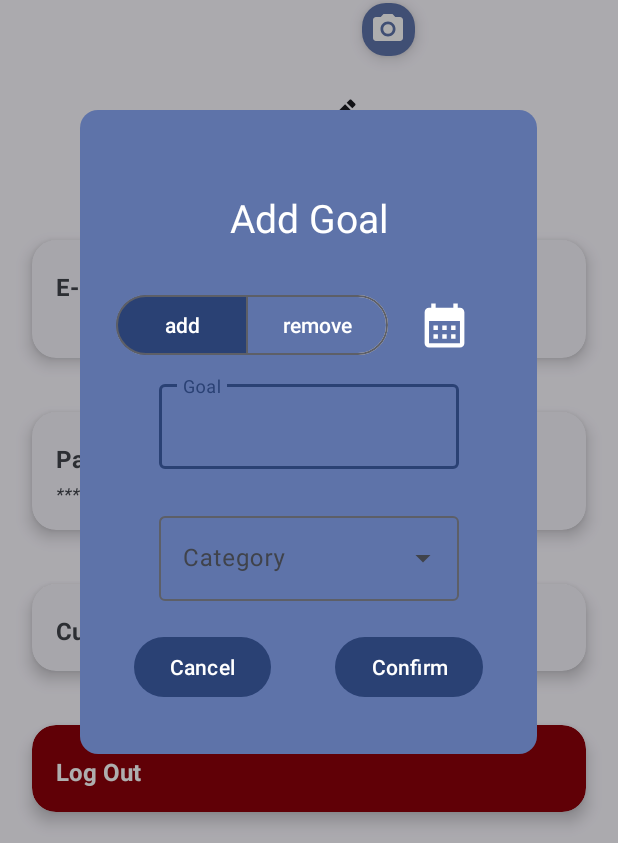
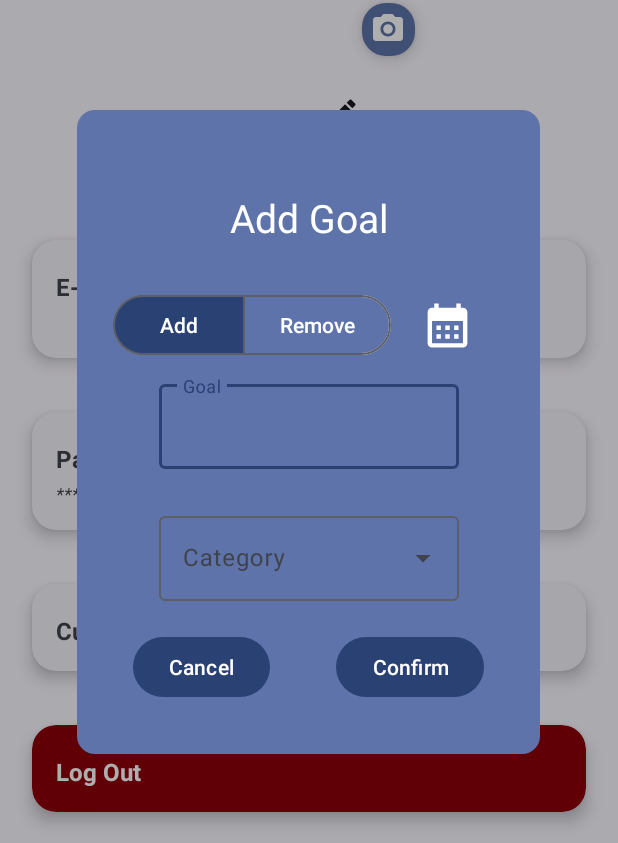
Before and after one commit to Coccoexe/Wallee_MaterialDesign3, an Android app: the fragment AddGoalPopup placed in its activity, item 5 of the bottom bar chosen, on a phone screen of 412 x 824 dp. Shown: the part 186-1029 px from the top of the screen. Run offline under Robolectric (Android 15) with nearby library versions, the phone set to English and light mode, and no system bars; our stand-ins replace Room's generated code, navigation-ui; libraries missing offline, so code that uses them is left out: com.github.mikephil.charting; 35 statements that could not run were skipped.

Commit message:
Traduzioni fix

```diff
--- a/app/src/main/res/values/strings.xml
+++ b/app/src/main/res/values/strings.xml
@@ -27,7 +27,7 @@
     <string name="all">all</string>
     <string name="custom">custom</string>
     <string name="category">Category</string>
-    <string name="no_transaction_found">No transaction found</string>
+    <string name="no_transaction_found">No Transaction Found</string>
     <string name="filter_by_transaction_type">Filter by Transaction Type:</string>
     <string name="fill_this_field">Fill this field</string>
     <string name="invalid_mail">Invalid Mail</string>
@@ -58,8 +58,8 @@
     <string name="goal_exist">A Goal with same category already exist, do you want to overwrite it?</string>
     <string name="transaction_amount_zero">Transaction amount cannot be 0!</string>
     <string name="add_goal">Add Goal</string>
-    <string name="add">add</string>
-    <string name="remove">remove</string>
+    <string name="add">Add</string>
+    <string name="remove">Remove</string>
     <string name="goal">Goal</string>
     <string name="confirm">Confirm</string>
     <string name="change_currency">Change Currency</string>
```
Also changed, not shown: 1 other file.
